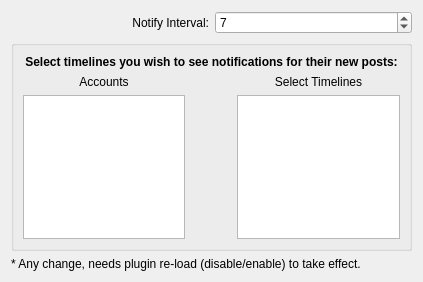
This is plugins/betternotify/notifyprefs.ui in KDE/choqok as Qt 5 draws it before an edit. The edited form follows.
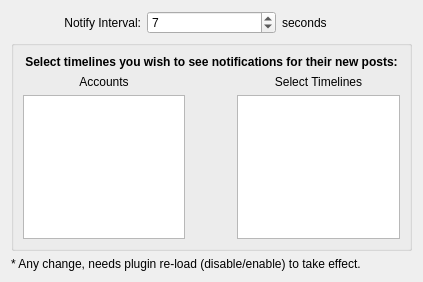
This is the edited form. Custom widgets are drawn as their Qt base class.

Commit message: resize conversation widget to proper size. connection for reply and resend from new conversation widget

The edit to the form file:
```diff
--- a/plugins/betternotify/notifyprefs.ui
+++ b/plugins/betternotify/notifyprefs.ui
@@ -30,6 +30,13 @@
        </property>
       </widget>
      </item>
+     <item>
+      <widget class="QLabel" name="label_6">
+       <property name="text">
+        <string>seconds</string>
+       </property>
+      </widget>
+     </item>
     </layout>
    </item>
    <item>
```
The commit also changes 7 other files.
